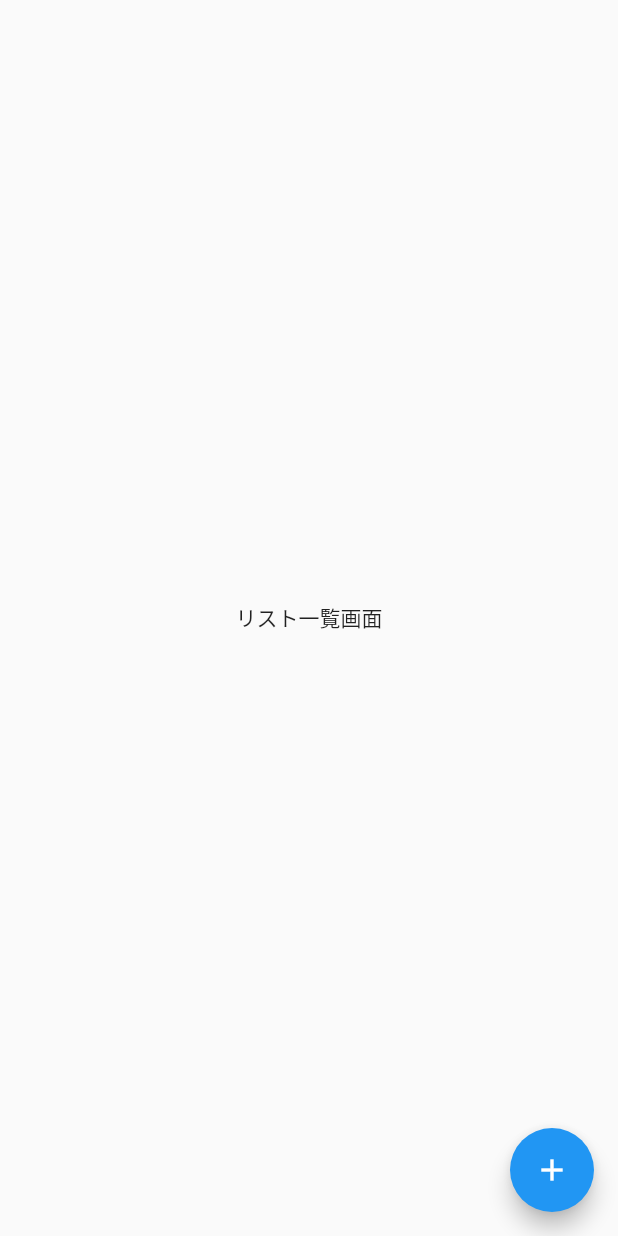
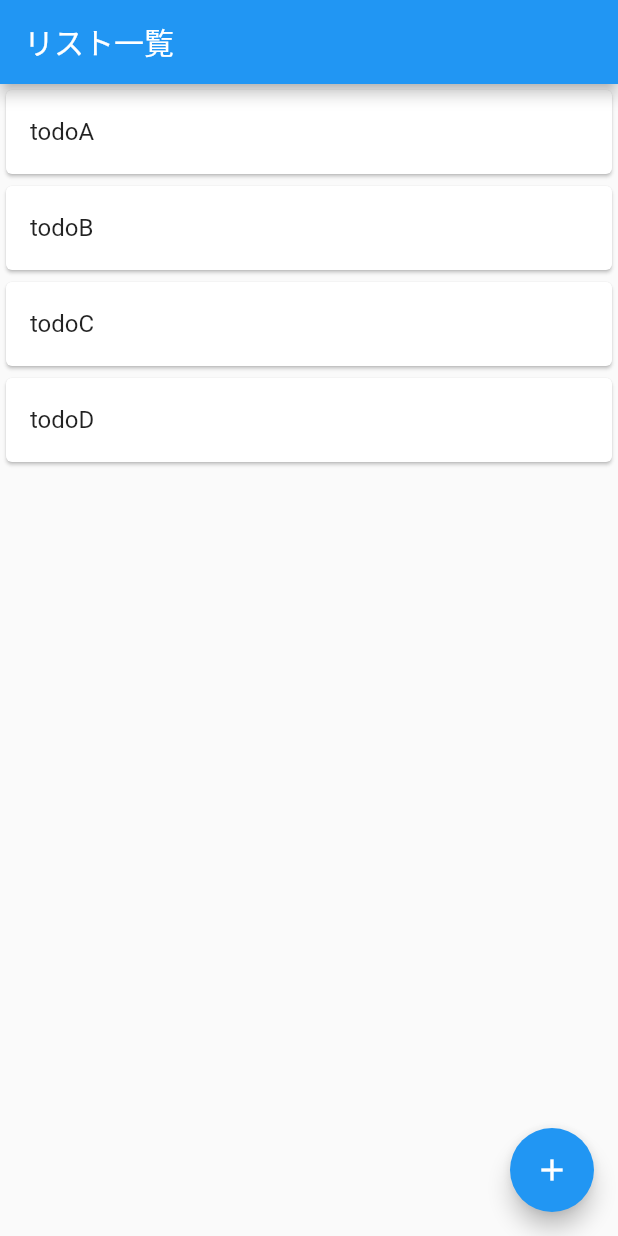
Before and after one commit to RyotaNakaya/task_app_flutter, a Flutter app: the screen it shows after launch, on a phone screen of 412 x 824 dp. Run offline on Flutter 3.47's test engine with Material 2 defaults, Android fonts, the phone set to English and light mode, and no system bars.

Commit message:
todo のリスト表示

```diff
--- a/lib/main.dart
+++ b/lib/main.dart
@@ -22,8 +22,32 @@ class TodoListPage extends StatelessWidget {
   @override
   Widget build(BuildContext context) {
     return Scaffold(
-        body: Center(
-          child: Text("リスト一覧画面"),
+        appBar: AppBar(
+          title: Text("リスト一覧"),
+        ),
+        body: ListView(
+          children: <Widget>[
+            Card(
+              child: ListTile(
+                title: Text("todoA"),
+              ),
+            ),
+            Card(
+              child: ListTile(
+                title: Text("todoB"),
+              ),
+            ),
+            Card(
+              child: ListTile(
+                title: Text("todoC"),
+              ),
+            ),
+            Card(
+              child: ListTile(
+                title: Text("todoD"),
+              ),
+            ),
+          ],
         ),
         floatingActionButton: FloatingActionButton(
           onPressed: () {
```
